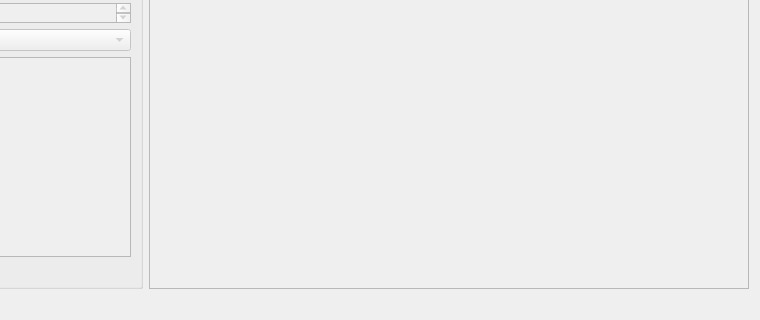
The window that tools/bot-actions/BotTargetList.ui (alphaonex86/CatchChallenger) describes before a commit, drawn with Qt 5; both pictures show x 462 to 1222 and y 461 to 781 of the 1222 by 781 pixel window.
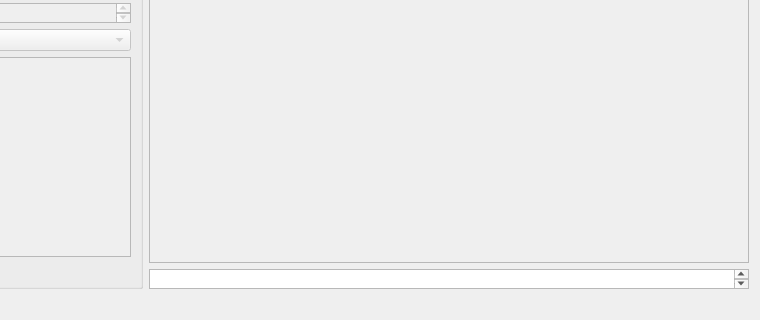
The same window after the commit. Icons and pictures are not drawn.

Patch:
```diff
--- a/tools/bot-actions/BotTargetList.ui
+++ b/tools/bot-actions/BotTargetList.ui
@@ -223,6 +223,16 @@
          </property>
         </widget>
        </item>
+       <item>
+        <widget class="QPlainTextEdit" name="overall_graphvizText">
+         <property name="maximumSize">
+          <size>
+           <width>16777215</width>
+           <height>20</height>
+          </size>
+         </property>
+        </widget>
+       </item>
       </layout>
      </item>
     </layout>
```
